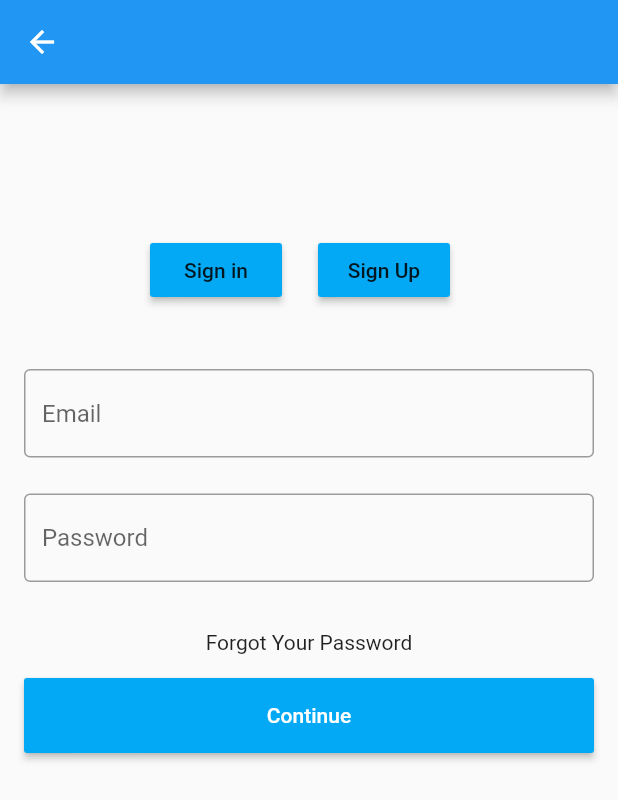
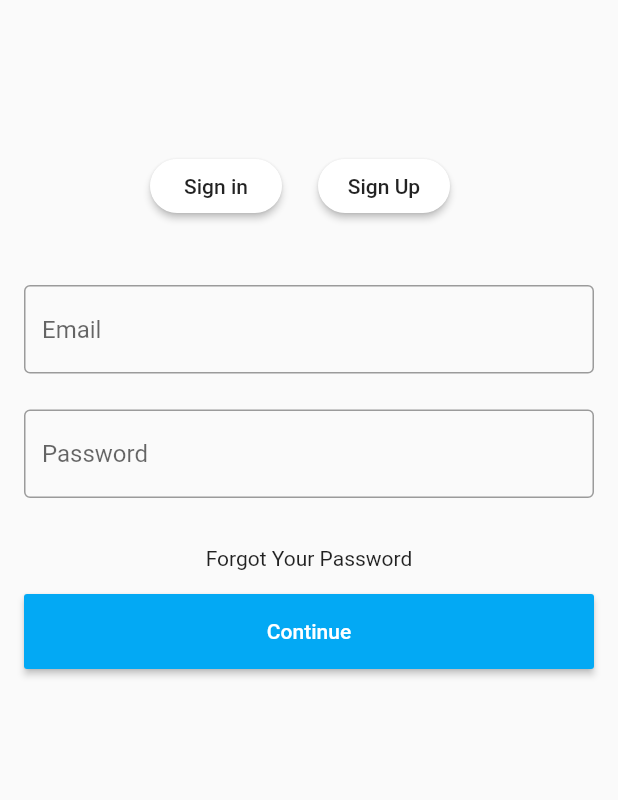
Before and after one commit to taduvai35/loginpage, a Flutter app: the screen it shows after launch, after a tap on "Continue", on a phone screen of 412 x 824 dp. Shown: the top 800 px of the screen. Run offline on Flutter 3.47's test engine with Material 2 defaults, Android fonts, the phone set to English and light mode, and no system bars; our stand-ins replace sqflite, toast; accounts and stored records are empty.

Commit message:
second commit

```diff
--- a/lib/database/dbHelper.dart
+++ b/lib/database/dbHelper.dart
@@ -1,25 +1,131 @@
-// import 'package:sqflite/sqflite.dart';
-// class DBHelper
-// {
-//   static Database db_Instance;
 
-// Future<Database> get db async{
+import 'dart:io';
 
-//   if(db_Instance==null)
-//   {
-//     db_Instance=await initDb();
+import 'package:path/path.dart';
 
-//       }
-//       return db_Instance;
-//     }
+import 'package:sqflite/sqflite.dart';
 
-//       initDb() async{
+import 'package:path_provider/path_provider.dart';
 
+class DatabaseConfig {
+  static final _databaseName = "database.db";
 
+  static final _databaseVersion = 1;
 
+  static final table = 'airways';
 
-//       }
+  static final columnId = 'id';
 
+  static final columnName = 'name';
 
+  static final columnEmail = 'email';
 
-// }
+  static final columnPassword = "pass";
+
+  // make this a singleton class
+
+  DatabaseConfig._privateConstructor();
+
+  static final DatabaseConfig instance = DatabaseConfig._privateConstructor();
+
+  // only have a single app-wide reference to the database
+
+  static Database _database;
+
+  Future<Database> get database async {
+    if (_database != null) return _database;
+
+    // lazily instantiate the db the first time it is accessed
+
+    _database = await _initDatabase();
+
+    return _database;
+  }
+
+  // this opens the database (and creates it if it doesn't exist)
+
+  _initDatabase() async {
+    Directory documentsDirectory = await getApplicationDocumentsDirectory();
+
+    String path = join(documentsDirectory.path, _databaseName);
+
+    return await openDatabase(path,
+        version: _databaseVersion, onCreate: _onCreate);
+  }
+
+  // SQL code to create the database table
+
+  Future _onCreate(Database db, int version) async {
+    await db.execute('''
+
+ CREATE TABLE $table (
+
+ $columnId INTEGER PRIMARY KEY AUTOINCREMENT,
+
+ $columnName TEXT NOT NULL,
+
+ $columnEmail TEXT NOT NULL,
+
+ $columnPassword TEXT NOT NULL
+
+ )
+
+ ''');
+  }
+
+  // Helper methods
+
+  // Inserts a row in the database where each key in the Map is a column name
+
+  // and the value is the column value. The return value is the id of the
+
+  // inserted row.
+
+  Future<int> insert(Map<String, dynamic> row) async {
+    Database db = await instance.database;
+    return await db.insert(table, row);
+  }
+
+  // All of the rows are returned as a list of maps, where each map is
+
+  // a key-value list of columns.
+
+  Future<List<Map<String, dynamic>>> queryAllRows() async {
+    Database db = await instance.database;
+
+    return await db.query(table);
+  }
+
+  // All of the methods (insert, query, update, delete) can also be done using
+
+  // raw SQL commands. This method uses a raw query to give the row count.
+
+  Future<int> queryRowCount() async {
+    Database db = await instance.database;
+
+    return Sqflite.firstIntValue(
+        await db.rawQuery('SELECT COUNT(*) FROM $table'));
+  }
+
+  // We are assuming here that the id column in the map is set. The other
+
+  // column values will be used to update the row.
+
+  Future<int> update(Map<String, dynamic> row) async {
+    Database db = await instance.database;
+
+    int id = row[columnId];
+
+    return await db.update(table, row, where: '$columnId = ?', whereArgs: [id]);
+  }
+
+  // Deletes the row specified by the id. The number of affected rows is
+
+  // returned. This should be 1 as long as the row exists.
+
+  Future<int> delete(int id) async {
+    Database db = await instance.database;
+
+    return await db.delete(table, where: '$columnId = ?', whereArgs: [id]);
+  }
+}
--- a/lib/main.dart
+++ b/lib/main.dart
@@ -30,11 +30,25 @@ class _State extends State<MyApp> {
   @override
   Widget build(BuildContext context) {
     return Scaffold(
-      backgroundColor: Colors.blue,
+      backgroundColor: Color.fromRGBO(32, 32, 200, 0.8),
       body: Center(
-        child: Text(
-          'neon',
-          style: TextStyle(fontSize: 36, color: Colors.white),
+        child:
+        Column(
+          mainAxisAlignment: MainAxisAlignment.center,
+          children: <Widget>[
+            Text(
+              'neon',
+              style: TextStyle(
+                fontFamily: 'Schyler-Regular',
+                fontSize: 96, color: Colors.white),
+            ),
+             Text(
+              'TRAVEL PARTNER',
+
+              style: TextStyle(
+                fontSize: 16, color: Colors.white),
+            ),
+          ],
         ),
       ),
     );
--- a/lib/screens/homepage.dart
+++ b/lib/screens/homepage.dart
@@ -1,5 +1,10 @@
 import 'package:flutter/material.dart';
+import 'package:splash_screen/screens/message.dart';
 import './register.dart';
+import 'package:splash_screen/database/dbHelper.dart';
+import 'package:sqflite/sqflite.dart';
+import 'dart:async';
+import 'package:toast/toast.dart';
 
 class HomePage extends StatefulWidget {
   @override
@@ -7,10 +12,12 @@ class HomePage extends StatefulWidget {
 }
 
 class _HomePageState extends State<HomePage> {
+  final db = DatabaseConfig.instance;
+  TextEditingController loginEmail = new TextEditingController();
+  TextEditingController loginPassword = new TextEditingController();
   @override
   Widget build(BuildContext context) {
     return Scaffold(
-      appBar: AppBar(),
       body: Column(
         children: <Widget>[
           Container(
@@ -23,8 +30,9 @@ class _HomePageState extends State<HomePage> {
                   Container(
                     margin: EdgeInsets.only(left: 100),
                     child: RaisedButton(
+                      shape: RoundedRectangleBorder(borderRadius: BorderRadius.circular(24)),
                       child: Text('Sign in'),
-                      color: Colors.lightBlue,
+                      color: Colors.white,
                       onPressed: () {
                         Navigator.push(
                           context,
@@ -36,20 +44,15 @@ class _HomePageState extends State<HomePage> {
                   Container(
                     margin: EdgeInsets.only(left: 24),
                     child: RaisedButton(
+                       shape: RoundedRectangleBorder(borderRadius: BorderRadius.circular(24)),
                       child: Text('Sign Up'),
-                      color: Colors.lightBlue,
+                      color: Colors.white,
                       onPressed: () {
                         Navigator.push(
                           context,
                           MaterialPageRoute(
-                              builder: (context) => RegisterPage())
-
-
-                        ,
-                       );
-
-
-
+                              builder: (context) => RegisterPage()),
+                        );
                       },
                     ),
                   ),
@@ -65,6 +68,7 @@ class _HomePageState extends State<HomePage> {
                   width: double.infinity,
                   margin: EdgeInsets.only(top: 24, left: 16, right: 16),
                   child: TextField(
+                    controller: loginEmail,
                     decoration: InputDecoration(
                         border: OutlineInputBorder(), hintText: 'Email'),
                   ),
@@ -73,8 +77,14 @@ class _HomePageState extends State<HomePage> {
                   width: double.infinity,
                   margin: EdgeInsets.only(top: 24, left: 16, right: 16),
                   child: TextField(
+                    controller: loginPassword,
+
+                    obscureText: true,
+
                     decoration: InputDecoration(
-                        border: OutlineInputBorder(), hintText: 'Password'),
+
+                        border: OutlineInputBorder(),
+                                            hintText: 'Password'),
                   ),
                 ),
                 Container(
@@ -91,7 +101,9 @@ class _HomePageState extends State<HomePage> {
                     child: Text('Continue'),
                     textColor: Colors.white,
                     color: Colors.lightBlue,
-                    onPressed: () {},
+                    onPressed: () {
+                      validation();
+                    },
                   ),
                 ),
               ],
@@ -101,4 +113,26 @@ class _HomePageState extends State<HomePage> {
       ),
     );
   }
+
+  Future validation() async {
+    String email = loginEmail.text;
+    String password = loginPassword.text;
+
+    var data = await db.queryAllRows();
+    print(data);
+    for (var d in data) {
+      print(d["name"]);
+      String s1 = d["email"];
+      String s2 = d["pass"];
+      if (email == s1 && password == s2) {
+        Navigator.push(
+            context, MaterialPageRoute(builder: (context) => Message()));
+        Toast.show("Login Successful", context,
+            duration: Toast.LENGTH_SHORT, gravity: Toast.BOTTOM);
+      } else {
+        Toast.show("Login Failed", context,
+            duration: Toast.LENGTH_SHORT, gravity: Toast.BOTTOM);
+      }
+    }
+  }
 }
--- a/pubspec.yaml
+++ b/pubspec.yaml
@@ -21,7 +21,7 @@ dependencies:
     sdk: flutter
   sqflite: ^1.1.7+1
   path_provider: ^1.3.0
-
+  toast: ^0.1.5
   # The following adds the Cupertino Icons font to your application.
   # Use with the CupertinoIcons class for iOS style icons.
   cupertino_icons: ^0.1.2
@@ -60,7 +60,7 @@ flutter:
   # "family" key with the font family name, and a "fonts" key with a
   # list giving the asset and other descriptors for the font. For
   # example:
-  # fonts:
+  #fonts:
   #   - family: Schyler
   #     fonts:
   #       - asset: fonts/Schyler-Regular.ttf
```
Also changed, not shown: lib/models/UserModal.dart (+26 -8 lines), lib/screens/message.dart (added, +171 -0 lines), lib/screens/register.dart (+46 -11 lines), pubspec.lock.
